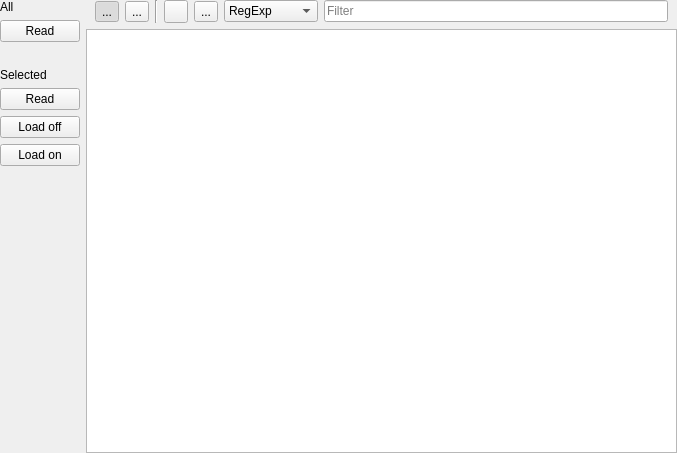
Above: zbyrator-src/relaywdgt.ui from KTS-Intek/quick-collect before the change. Below: the same form after it.
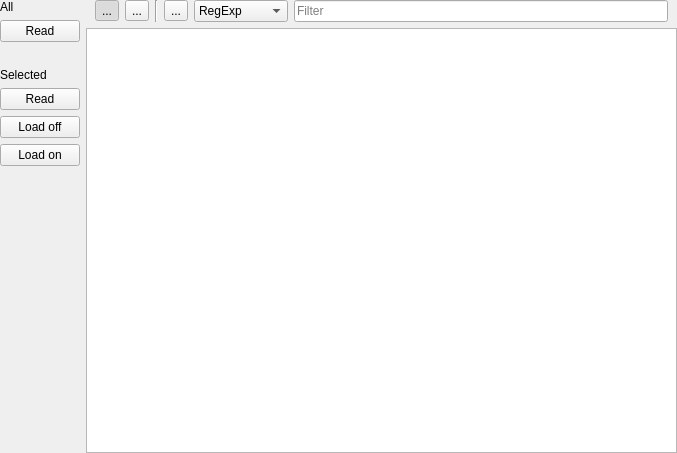
That is the form after the change. Icons and pictures are not drawn.

What changed in the file:
```diff
--- a/zbyrator-src/relaywdgt.ui
+++ b/zbyrator-src/relaywdgt.ui
@@ -210,13 +210,6 @@
        </property>
       </widget>
      </item>
-     <item>
-      <widget class="QToolButton" name="tbUpDown">
-       <property name="text">
-        <string/>
-       </property>
-      </widget>
-     </item>
      <item>
       <widget class="QToolButton" name="tbFilter">
        <property name="text">
```
